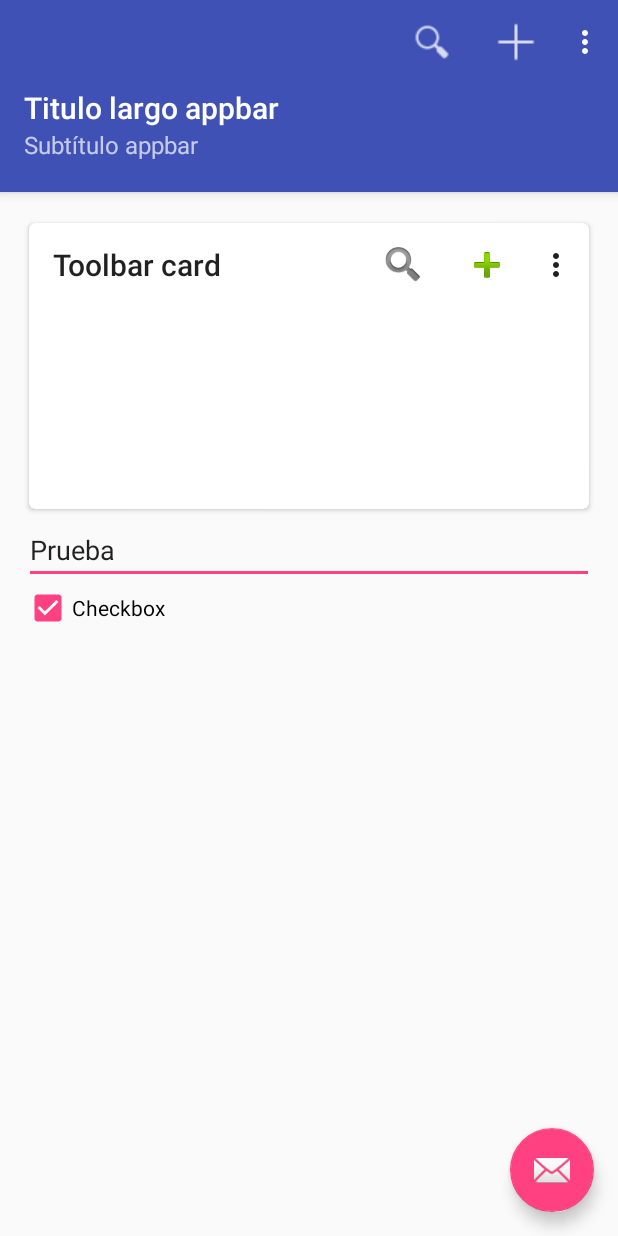
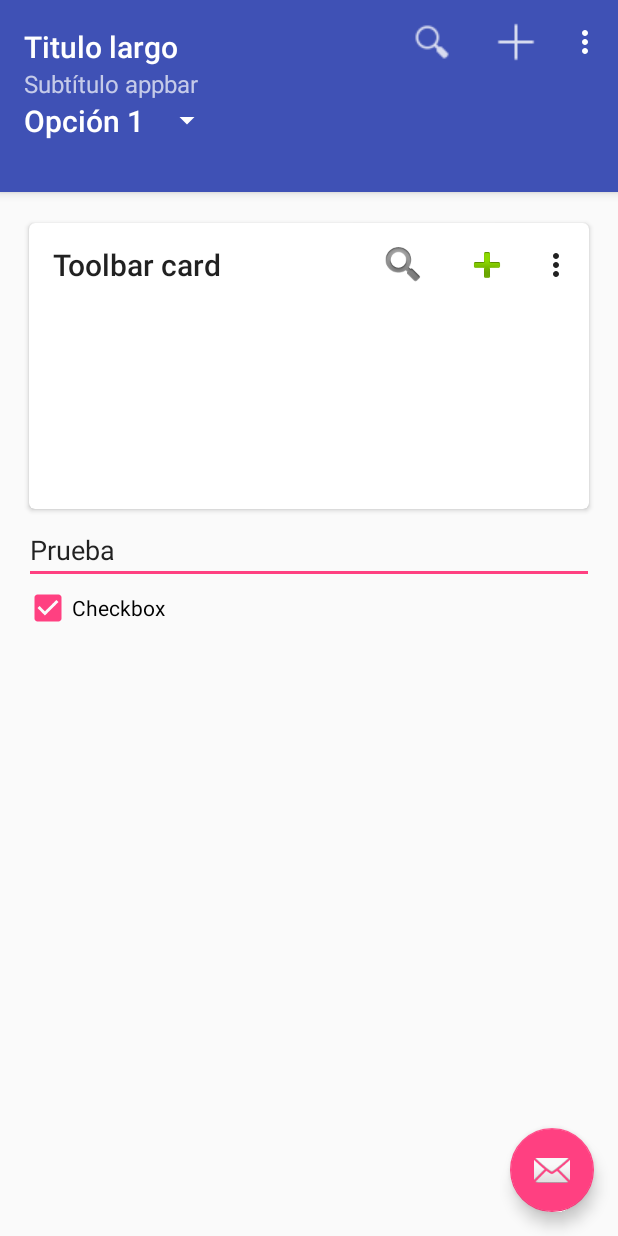
Before and after one commit to AGET/TestAppBar, an Android app: the screen it shows after launch (MainActivity), on a phone screen of 412 x 824 dp. Run offline under Robolectric (Android 15) with nearby library versions, the phone set to English and light mode, and no system bars.

Commit message:
appbar con Spinner

```diff
--- a/app/src/main/java/com/aldo/aget/testappbar/MainActivity.java
+++ b/app/src/main/java/com/aldo/aget/testappbar/MainActivity.java
@@ -10,6 +10,9 @@ import android.view.View;
 import android.view.Menu;
 import android.view.MenuItem;
 import android.widget.Toast;
+import android.widget.Spinner;
+import android.widget.ArrayAdapter;
+import android.widget.AdapterView;
 
 public class MainActivity extends AppCompatActivity {
 
@@ -62,6 +65,33 @@ public class MainActivity extends AppCompatActivity {
                 });
 
         tbCard.inflateMenu(R.menu.menu_tarjeta);
+
+
+        //Spinner
+        //Appbar page filter
+        Spinner cmbToolbar = (Spinner) findViewById(R.id.CmbToolbar);
+
+        ArrayAdapter<String> adapter = new ArrayAdapter<>(
+                getSupportActionBar().getThemedContext(),
+                R.layout.appbar_filter_title,
+                new String[]{"Opción 1 ", "Opción 2 ", "Opción 3 "});
+
+        adapter.setDropDownViewResource(R.layout.appbar_filter_list);
+
+        cmbToolbar.setAdapter(adapter);
+
+        cmbToolbar.setOnItemSelectedListener(new AdapterView.OnItemSelectedListener() {
+            @Override
+            public void onItemSelected(AdapterView<?> adapterView, View view, int i, long l) {
+                //... Acciones al seleccionar una opción de la lista
+                Toast.makeText(MainActivity.this, "Seleccionada opción" + i, Toast.LENGTH_SHORT).show();
+            }
+
+            @Override
+            public void onNothingSelected(AdapterView<?> adapterView) {
+                //... Acciones al no existir ningún elemento seleccionado
+            }
+        });
     }
 
 
--- /dev/null
+++ b/app/src/main/res/layout/appbar_filter_title.xml
@@ -0,0 +1,5 @@
+<?xml version="1.0" encoding="utf-8"?>
+<TextView xmlns:android="http://schemas.android.com/apk/res/android"
+    style="@style/TextAppearance.AppCompat.Widget.ActionBar.Title"
+    android:layout_width="match_parent"
+    android:layout_height="match_parent" />
--- a/app/src/main/res/layout/toolbar.xml
+++ b/app/src/main/res/layout/toolbar.xml
@@ -29,6 +29,9 @@
             android:text="@string/Subtítulo"
             style="@style/TextAppearance.AppCompat.Widget.ActionBar.Subtitle" />
 
+        <Spinner android:id="@+id/CmbToolbar"
+            android:layout_width="wrap_content"
+            android:layout_height="wrap_content" />
     </LinearLayout>
 
 </android.support.v7.widget.Toolbar>
```
Also changed, not shown: app/src/main/res/layout/appbar_filter_list.xml (added, +7 -0 lines).
